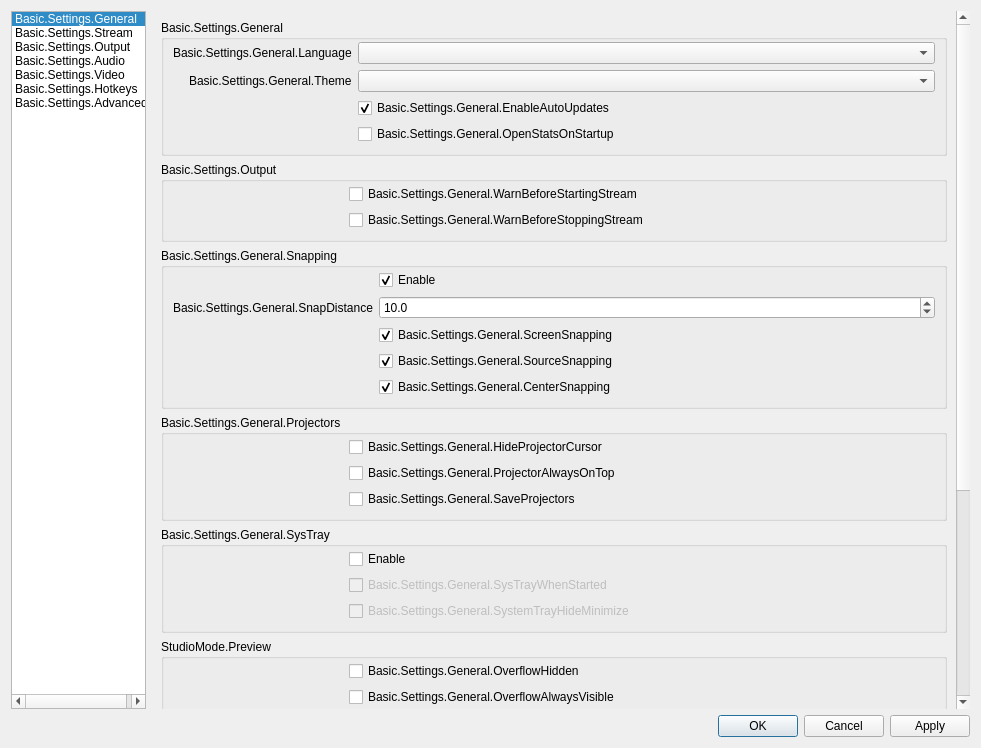
The window that vendor_skins/Evercast/UI/forms/OBSBasicSettings.ui (CoSMoSoftware/OBS-studio-webrtc) describes before a commit, drawn with Qt 5.
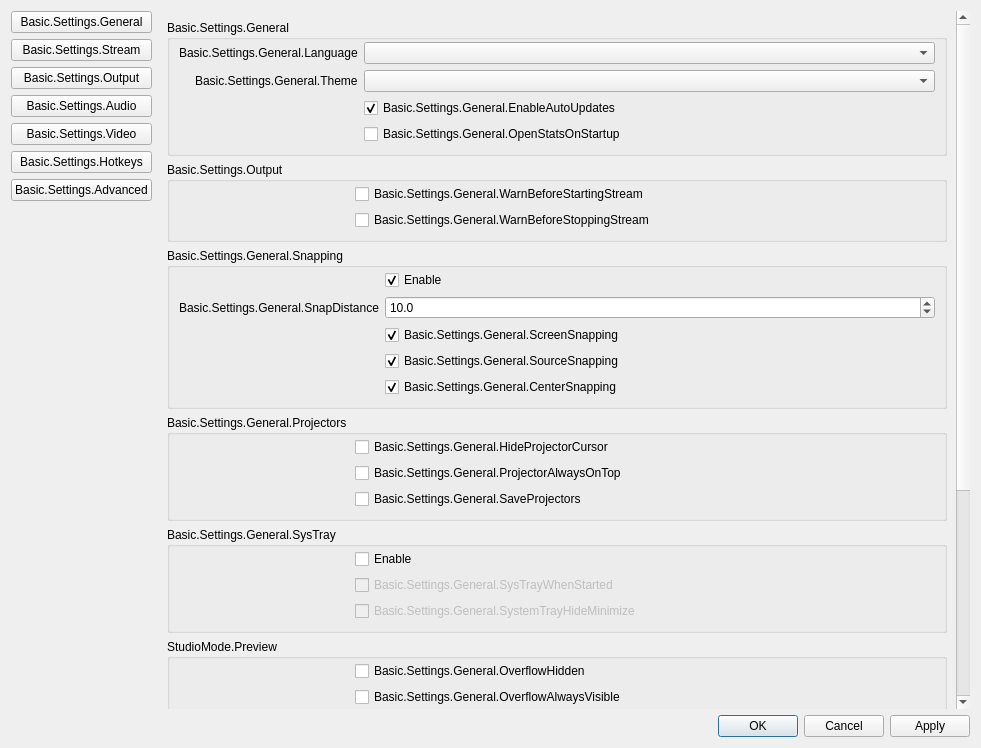
The same window after the commit. Icons and pictures are not drawn.

Commit message: #170 Settings: replace QListWidget by QPushButtons

```diff
--- a/vendor_skins/Evercast/UI/forms/OBSBasicSettings.ui
+++ b/vendor_skins/Evercast/UI/forms/OBSBasicSettings.ui
@@ -28,30 +28,10 @@
   <layout class="QVBoxLayout" name="verticalLayout">
    <item>
     <layout class="QHBoxLayout" name="horizontalLayout">
-     <item alignment="Qt::AlignLeft">
-      <widget class="QListWidget" name="listWidget">
-       <property name="sizePolicy">
-        <sizepolicy hsizetype="Minimum" vsizetype="Expanding">
-         <horstretch>0</horstretch>
-         <verstretch>0</verstretch>
-        </sizepolicy>
-       </property>
-       <property name="maximumSize">
-        <size>
-         <width>135</width>
-         <height>16777215</height>
-        </size>
-       </property>
-       <property name="iconSize">
-        <size>
-         <width>32</width>
-         <height>32</height>
-        </size>
-       </property>
-       <property name="currentRow">
-        <number>0</number>
-       </property>
        <item>
+      <layout class="QVBoxLayout" name="verticalLayout_6">
+       <item>
+        <widget class="QPushButton" name="SettingsGeneralButton">
         <property name="text">
          <string>Basic.Settings.General</string>
         </property>
@@ -59,8 +39,19 @@
          <iconset resource="obs.qrc">
           <normaloff>:/settings/images/settings/general.svg</normaloff>:/settings/images/settings/general.svg</iconset>
         </property>
+         <property name="iconSize">
+          <size>
+           <width>32</width>
+           <height>32</height>
+          </size>
+         </property>
+         <attribute name="buttonGroup">
+          <string notr="true">basicSettingsButtonGroup</string>
+         </attribute>
+        </widget>
        </item>
        <item>
+        <widget class="QPushButton" name="SettingsStreamButton">
         <property name="text">
          <string>Basic.Settings.Stream</string>
         </property>
@@ -68,8 +59,19 @@
          <iconset resource="obs.qrc">
           <normaloff>:/settings/images/settings/stream.svg</normaloff>:/settings/images/settings/stream.svg</iconset>
         </property>
+         <property name="iconSize">
+          <size>
+           <width>32</width>
+           <height>32</height>
+          </size>
+         </property>
+         <attribute name="buttonGroup">
+          <string notr="true">basicSettingsButtonGroup</string>
+         </attribute>
+        </widget>
        </item>
        <item>
+        <widget class="QPushButton" name="SettingsOutputButton">
         <property name="text">
          <string>Basic.Settings.Output</string>
         </property>
@@ -77,8 +79,19 @@
          <iconset resource="obs.qrc">
           <normaloff>:/settings/images/settings/output.svg</normaloff>:/settings/images/settings/output.svg</iconset>
         </property>
+         <property name="iconSize">
+          <size>
+           <width>32</width>
+           <height>32</height>
+          </size>
+         </property>
+         <attribute name="buttonGroup">
+          <string notr="true">basicSettingsButtonGroup</string>
+         </attribute>
+        </widget>
        </item>
        <item>
+        <widget class="QPushButton" name="SettingsAudioButton">
         <property name="text">
          <string>Basic.Settings.Audio</string>
         </property>
@@ -86,8 +99,19 @@
          <iconset resource="obs.qrc">
           <normaloff>:/settings/images/settings/audio.svg</normaloff>:/settings/images/settings/audio.svg</iconset>
         </property>
+         <property name="iconSize">
+          <size>
+           <width>32</width>
+           <height>32</height>
+          </size>
+         </property>
+         <attribute name="buttonGroup">
+          <string notr="true">basicSettingsButtonGroup</string>
+         </attribute>
+        </widget>
        </item>
        <item>
+        <widget class="QPushButton" name="SettingsVideoButton">
         <property name="text">
          <string>Basic.Settings.Video</string>
         </property>
@@ -95,8 +119,19 @@
          <iconset resource="obs.qrc">
           <normaloff>:/settings/images/settings/video.svg</normaloff>:/settings/images/settings/video.svg</iconset>
         </property>
+         <property name="iconSize">
+          <size>
+           <width>32</width>
+           <height>32</height>
+          </size>
+         </property>
+         <attribute name="buttonGroup">
+          <string notr="true">basicSettingsButtonGroup</string>
+         </attribute>
+        </widget>
        </item>
        <item>
+        <widget class="QPushButton" name="SettingsHotkeysButton">
         <property name="text">
          <string>Basic.Settings.Hotkeys</string>
         </property>
@@ -104,8 +139,19 @@
          <iconset resource="obs.qrc">
           <normaloff>:/settings/images/settings/hotkeys.svg</normaloff>:/settings/images/settings/hotkeys.svg</iconset>
         </property>
+         <property name="iconSize">
+          <size>
+           <width>32</width>
+           <height>32</height>
+          </size>
+         </property>
+         <attribute name="buttonGroup">
+          <string notr="true">basicSettingsButtonGroup</string>
+         </attribute>
+        </widget>
        </item>
        <item>
+        <widget class="QPushButton" name="SettingsAdvancedButton">
         <property name="text">
          <string>Basic.Settings.Advanced</string>
         </property>
@@ -113,8 +159,34 @@
          <iconset resource="obs.qrc">
           <normaloff>:/settings/images/settings/advanced.svg</normaloff>:/settings/images/settings/advanced.svg</iconset>
         </property>
-       </item>
-      </widget>
+         <property name="iconSize">
+          <size>
+           <width>32</width>
+           <height>32</height>
+          </size>
+         </property>
+         <property name="shortcut">
+          <string>Ctrl+S, Ctrl+S, Ctrl+S, Ctrl+S</string>
+         </property>
+         <attribute name="buttonGroup">
+          <string notr="true">basicSettingsButtonGroup</string>
+         </attribute>
+        </widget>
+       </item>
+       <item>
+        <spacer name="verticalSpacer_3">
+         <property name="orientation">
+          <enum>Qt::Vertical</enum>
+         </property>
+         <property name="sizeHint" stdset="0">
+          <size>
+           <width>20</width>
+           <height>40</height>
+          </size>
+         </property>
+        </spacer>
+       </item>
+      </layout>
      </item>
      <item>
       <widget class="QStackedWidget" name="settingsPages">
@@ -151,8 +223,8 @@
              <rect>
               <x>0</x>
               <y>0</y>
-              <width>806</width>
-              <height>1225</height>
+              <width>729</width>
+              <height>1109</height>
              </rect>
             </property>
             <layout class="QVBoxLayout" name="verticalLayout_19">
```
Left out of the diff: 85 changed lines with no effect on the pictures. Lines whose indentation alone changed are shown as unchanged. The commit also changes 2 other files.
